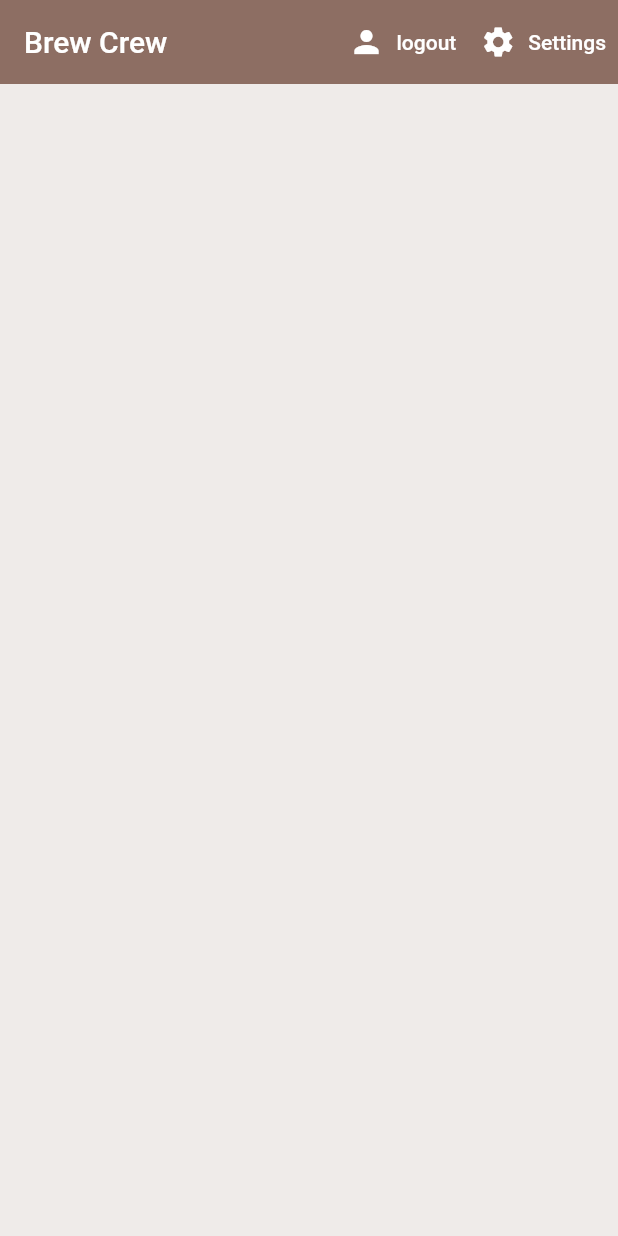
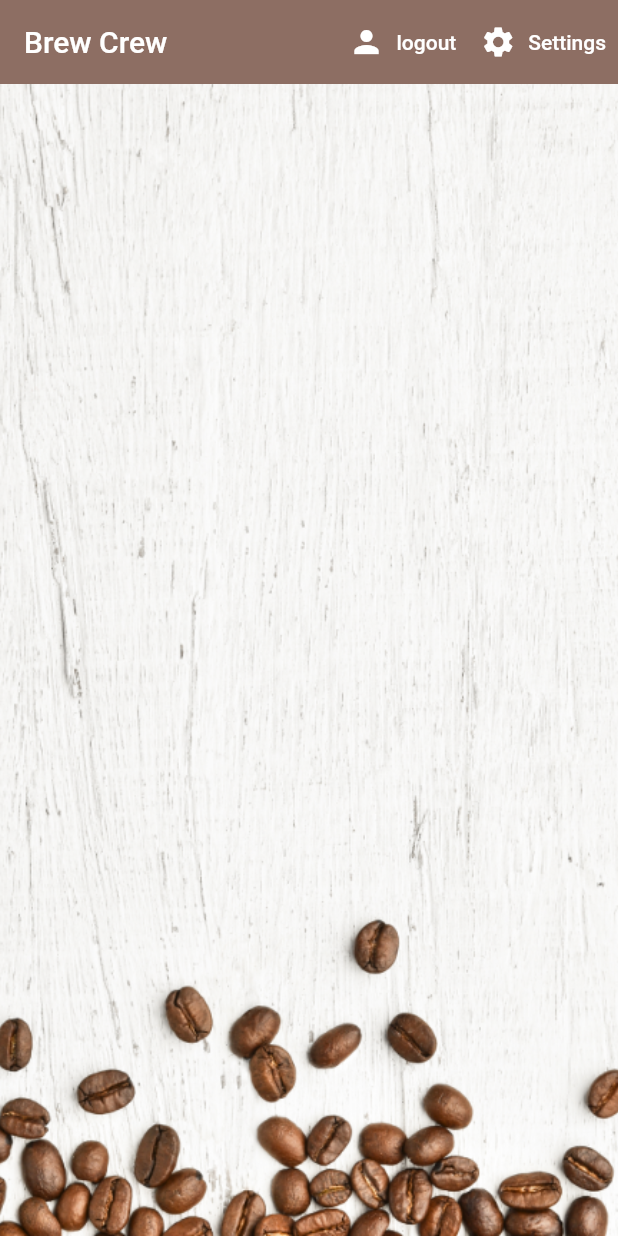
Before and after one commit to Benyray/simple_firebase_app, a Flutter app: the screen it shows once a user with an empty profile is signed in, on a phone screen of 412 x 824 dp. Run offline on Flutter 3.47's test engine with Material 2 defaults, Android fonts, the phone set to English and light mode, and no system bars; our stand-ins replace cloud_firestore, firebase_auth, firebase_core, flutter_spinkit; accounts and stored records are empty.

Commit message:
working app

```diff
--- a/lib/pages/home/brew_tile.dart
+++ b/lib/pages/home/brew_tile.dart
@@ -17,6 +17,7 @@
           leading: CircleAvatar(
             radius: 25.0,
             backgroundColor: Colors.brown[brew.strength],
+            backgroundImage: AssetImage('assets/coffee_icon.png'),
           ),
           title: Text(brew.name),
           subtitle: Text('Takes ${brew.sugars} sugar(s)'),
--- a/lib/pages/home/home.dart
+++ b/lib/pages/home/home.dart
@@ -47,11 +47,16 @@
           ),
         ],
       ),
-      body: BrewList(),
+      body: Container(
+        decoration: BoxDecoration(
+          image: DecorationImage(
+            image: AssetImage('assets/coffee_bg.png'),
+            fit: BoxFit.cover,
+          )
+        ),
+        child: BrewList()
+      ),
     ),
-      );
-    //return StreamProvider<QuerySnapshot>.value(
-      //initialData: null, value: null,
-    //);
+   );
   }
 }
--- a/pubspec.yaml
+++ b/pubspec.yaml
@@ -64,9 +64,8 @@
   uses-material-design: true
 
   # To add assets to your application, add an assets section, like this:
-  # assets:
-  #   - images/a_dot_burr.jpeg
-  #   - images/a_dot_ham.jpeg
+  assets:
+   - assets/
 
   # An image asset can refer to one or more resolution-specific "variants", see
   # https://flutter.dev/assets-and-images/#resolution-aware
```
Also changed, not shown: assets/coffee_bg.png (added), assets/coffee_icon.png (added).
